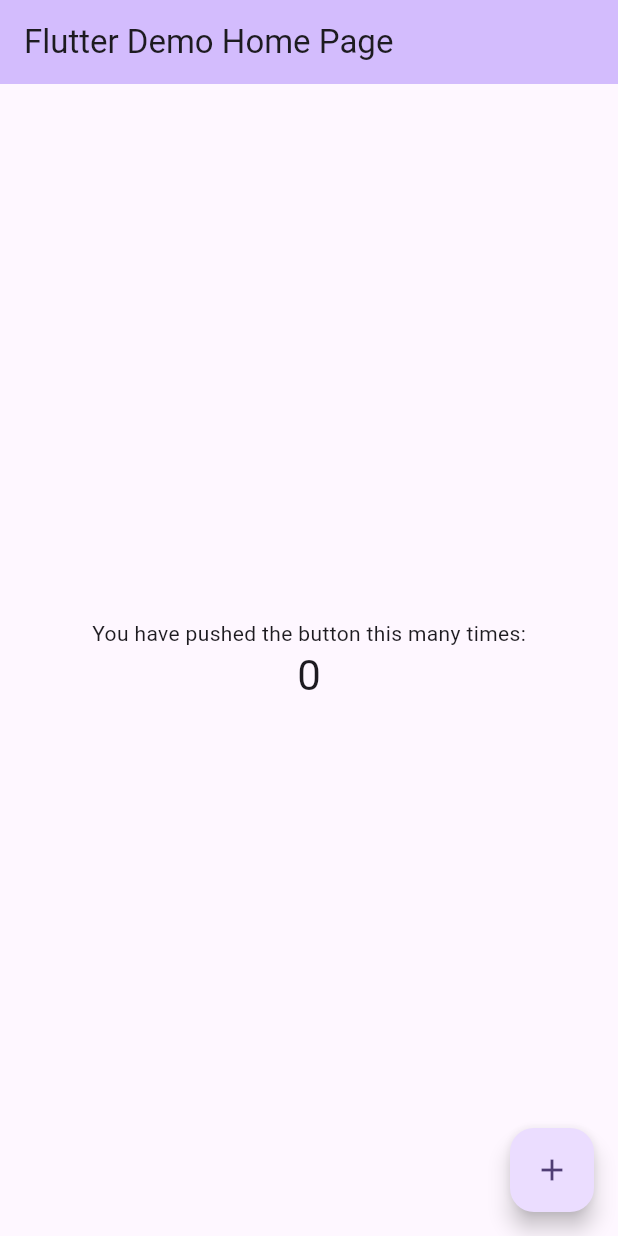
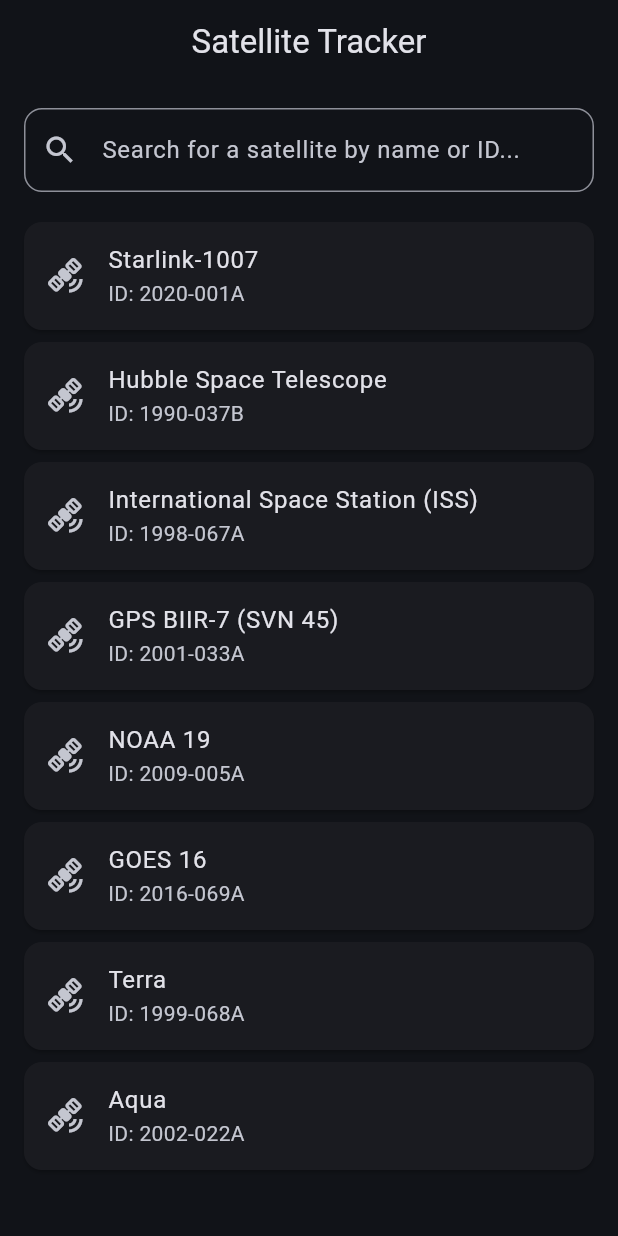
Before and after one commit to could-ai/019a0ae9-900a-7d87-b848-85ae9976da37, a Flutter app: the screen it shows after launch, on a phone screen of 412 x 824 dp. Run offline on Flutter 3.47's test engine with Material 3 defaults, Android fonts, the phone set to English and light mode, and no system bars.

Commit message:
I have completely replaced the default counter application with a new Satellite Tracker application. This new implementation in 'lib/main.dart' includes a home screen with a search bar, a list to display satellites, and a detail page for each satellite. I've also added a simple data model for satellites and populated the list with dummy data to simulate real-world usage. The search functionality filters the satellite list based on user input.; I have updated the 'pubspec.yaml' file to include the 'http' and 'geolocator' packages. These dependencies are essential for future development, enabling the application to make network requests to fetch live satellite data and to access the device's location for accurate tracking.

```diff
--- a/usr/lib/main.dart
+++ b/usr/lib/main.dart
@@ -1,4 +1,13 @@
 import 'package:flutter/material.dart';
+
+// A simple model for satellite data
+class Satellite {
+  final String name;
+  final String id;
+  final String details;
+
+  Satellite({required this.name, required this.id, required this.details});
+}
 
 void main() {
   runApp(const MyApp());
@@ -7,114 +16,182 @@ void main() {
 class MyApp extends StatelessWidget {
   const MyApp({super.key});
 
-  // This widget is the root of your application.
   @override
   Widget build(BuildContext context) {
     return MaterialApp(
-      title: 'Flutter Demo',
+      title: 'Satellite Tracker',
       debugShowCheckedModeBanner: false,
       theme: ThemeData(
-        // This is the theme of your application.
-        //
-        // TRY THIS: Try running your application with "flutter run". You'll see
-        // the application has a purple toolbar. Then, without quitting the app,
-        // try changing the seedColor in the colorScheme below to Colors.green
-        // and then invoke "hot reload" (save your changes or press the "hot
-        // reload" button in a Flutter-supported IDE, or press "r" if you used
-        // the command line to start the app).
-        //
-        // Notice that the counter didn't reset back to zero; the application
-        // state is not lost during the reload. To reset the state, use hot
-        // restart instead.
-        //
-        // This works for code too, not just values: Most code changes can be
-        // tested with just a hot reload.
-        colorScheme: ColorScheme.fromSeed(seedColor: Colors.deepPurple),
+        colorScheme: ColorScheme.fromSeed(
+          seedColor: Colors.blueAccent,
+          brightness: Brightness.dark,
+        ),
+        useMaterial3: true,
       ),
-      home: const MyHomePage(title: 'Flutter Demo Home Page'),
+      home: const SatelliteTrackerHome(),
     );
   }
 }
 
-class MyHomePage extends StatefulWidget {
-  const MyHomePage({super.key, required this.title});
-
-  // This widget is the home page of your application. It is stateful, meaning
-  // that it has a State object (defined below) that contains fields that affect
-  // how it looks.
-
-  // This class is the configuration for the state. It holds the values (in this
-  // case the title) provided by the parent (in this case the App widget) and
-  // used by the build method of the State. Fields in a Widget subclass are
-  // always marked "final".
-
-  final String title;
+class SatelliteTrackerHome extends StatefulWidget {
+  const SatelliteTrackerHome({super.key});
 
   @override
-  State<MyHomePage> createState() => _MyHomePageState();
+  State<SatelliteTrackerHome> createState() => _SatelliteTrackerHomeState();
 }
 
-class _MyHomePageState extends State<MyHomePage> {
-  int _counter = 0;
+class _SatelliteTrackerHomeState extends State<SatelliteTrackerHome> {
+  // Dummy data for satellites. In a real app, this would come from an API.
+  final List<Satellite> _allSatellites = [
+    Satellite(name: 'Starlink-1007', id: '2020-001A', details: 'A communication satellite from SpaceX.'),
+    Satellite(name: 'Hubble Space Telescope', id: '1990-037B', details: 'An astronomical observatory in low Earth orbit.'),
+    Satellite(name: 'International Space Station (ISS)', id: '1998-067A', details: 'A modular space station in low Earth orbit.'),
+    Satellite(name: 'GPS BIIR-7 (SVN 45)', id: '2001-033A', details: 'A navigation satellite for the Global Positioning System.'),
+    Satellite(name: 'NOAA 19', id: '2009-005A', details: 'A weather satellite operated by NOAA.'),
+    Satellite(name: 'GOES 16', id: '2016-069A', details: 'A geostationary environmental satellite.'),
+    Satellite(name: 'Terra', id: '1999-068A', details: 'A multi-national NASA scientific research satellite.'),
+    Satellite(name: 'Aqua', id: '2002-022A', details: 'A NASA satellite studying the Earth\'s water cycle.'),
+  ];
 
-  void _incrementCounter() {
+  List<Satellite> _filteredSatellites = [];
+  final TextEditingController _searchController = TextEditingController();
+
+  @override
+  void initState() {
+    super.initState();
+    _filteredSatellites = _allSatellites;
+    _searchController.addListener(_filterSatellites);
+  }
+
+  @override
+  void dispose() {
+    _searchController.dispose();
+    super.dispose();
+  }
+
+  void _filterSatellites() {
+    final query = _searchController.text.toLowerCase();
     setState(() {
-      // This call to setState tells the Flutter framework that something has
-      // changed in this State, which causes it to rerun the build method below
-      // so that the display can reflect the updated values. If we changed
-      // _counter without calling setState(), then the build method would not be
-      // called again, and so nothing would appear to happen.
-      _counter++;
+      _filteredSatellites = _allSatellites.where((satellite) {
+        return satellite.name.toLowerCase().contains(query) ||
+               satellite.id.toLowerCase().contains(query);
+      }).toList();
     });
   }
 
   @override
   Widget build(BuildContext context) {
-    // This method is rerun every time setState is called, for instance as done
-    // by the _incrementCounter method above.
-    //
-    // The Flutter framework has been optimized to make rerunning build methods
-    // fast, so that you can just rebuild anything that needs updating rather
-    // than having to individually change instances of widgets.
     return Scaffold(
       appBar: AppBar(
-        // TRY THIS: Try changing the color here to a specific color (to
-        // Colors.amber, perhaps?) and trigger a hot reload to see the AppBar
-        // change color while the other colors stay the same.
-        backgroundColor: Theme.of(context).colorScheme.inversePrimary,
-        // Here we take the value from the MyHomePage object that was created by
-        // the App.build method, and use it to set our appbar title.
-        title: Text(widget.title),
+        title: const Text('Satellite Tracker'),
+        centerTitle: true,
       ),
-      body: Center(
-        // Center is a layout widget. It takes a single child and positions it
-        // in the middle of the parent.
+      body: Column(
+        children: [
+          Padding(
+            padding: const EdgeInsets.all(16.0),
+            child: TextField(
+              controller: _searchController,
+              decoration: InputDecoration(
+                hintText: 'Search for a satellite by name or ID...',
+                prefixIcon: const Icon(Icons.search),
+                border: OutlineInputBorder(
+                  borderRadius: BorderRadius.circular(12.0),
+                ),
+              ),
+            ),
+          ),
+          Expanded(
+            child: ListView.builder(
+              itemCount: _filteredSatellites.length,
+              itemBuilder: (context, index) {
+                final satellite = _filteredSatellites[index];
+                return Card(
+                  margin: const EdgeInsets.symmetric(horizontal: 16.0, vertical: 4.0),
+                  child: ListTile(
+                    leading: const Icon(Icons.satellite_alt),
+                    title: Text(satellite.name),
+                    subtitle: Text('ID: ${satellite.id}'),
+                    onTap: () {
+                      Navigator.push(
+                        context,
+                        MaterialPageRoute(
+                          builder: (context) => SatelliteDetailPage(satellite: satellite),
+                        ),
+                      );
+                    },
+                  ),
+                );
+              },
+            ),
+          ),
+        ],
+      ),
+    );
+  }
+}
+
+class SatelliteDetailPage extends StatelessWidget {
+  final Satellite satellite;
+
+  const SatelliteDetailPage({super.key, required this.satellite});
+
+  @override
+  Widget build(BuildContext context) {
+    return Scaffold(
+      appBar: AppBar(
+        title: Text(satellite.name),
+      ),
+      body: Padding(
+        padding: const EdgeInsets.all(16.0),
         child: Column(
-          // Column is also a layout widget. It takes a list of children and
-          // arranges them vertically. By default, it sizes itself to fit its
-          // children horizontally, and tries to be as tall as its parent.
-          //
-          // Column has various properties to control how it sizes itself and
-          // how it positions its children. Here we use mainAxisAlignment to
-          // center the children vertically; the main axis here is the vertical
-          // axis because Columns are vertical (the cross axis would be
-          // horizontal).
-          //
-          // TRY THIS: Invoke "debug painting" (choose the "Toggle Debug Paint"
-          // action in the IDE, or press "p" in the console), to see the
-          // wireframe for each widget.
-          mainAxisAlignment: MainAxisAlignment.center,
-          children: <Widget>[
-            const Text('You have pushed the button this many times:'),
-            Text('$_counter', style: Theme.of(context).textTheme.headlineMedium),
+          crossAxisAlignment: CrossAxisAlignment.start,
+          children: [
+            Text(
+              'Satellite Name:',
+              style: Theme.of(context).textTheme.titleLarge,
+            ),
+            const SizedBox(height: 8.0),
+            Text(
+              satellite.name,
+              style: Theme.of(context).textTheme.bodyLarge,
+            ),
+            const SizedBox(height: 16.0),
+            Text(
+              'Satellite ID:',
+              style: Theme.of(context).textTheme.titleLarge,
+            ),
+            const SizedBox(height: 8.0),
+            Text(
+              satellite.id,
+              style: Theme.of(context).textTheme.bodyLarge,
+            ),
+            const SizedBox(height: 16.0),
+            Text(
+              'Details:',
+              style: Theme.of(context).textTheme.titleLarge,
+            ),
+            const SizedBox(height: 8.0),
+            Text(
+              satellite.details,
+              style: Theme.of(context).textTheme.bodyLarge,
+            ),
+            const Spacer(),
+            Center(
+              child: ElevatedButton(
+                onPressed: () {
+                  // In a real app, this would show the satellite on a sky map.
+                  ScaffoldMessenger.of(context).showSnackBar(
+                    const SnackBar(content: Text('Showing satellite on sky map... (Not implemented)')),
+                  );
+                },
+                child: const Text('View on Sky Map'),
+              ),
+            ),
+             const SizedBox(height: 32.0),
           ],
         ),
       ),
-      floatingActionButton: FloatingActionButton(
-        onPressed: _incrementCounter,
-        tooltip: 'Increment',
-        child: const Icon(Icons.add),
-      ), // This trailing comma makes auto-formatting nicer for build methods.
     );
   }
 }
--- a/usr/pubspec.yaml
+++ b/usr/pubspec.yaml
@@ -30,6 +30,8 @@ environment:
 dependencies:
   flutter:
     sdk: flutter
+  http: ^1.2.1
+  geolocator: ^12.0.0
 
   # The following adds the Cupertino Icons font to your application.
   # Use with the CupertinoIcons class for iOS style icons.
```
